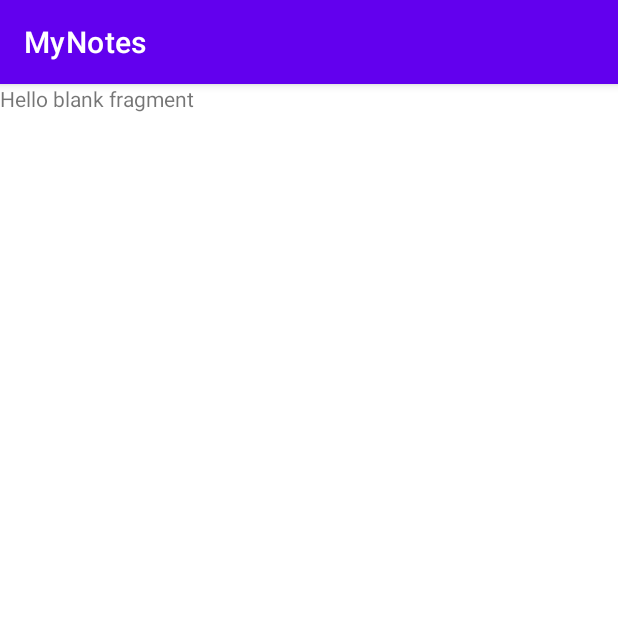
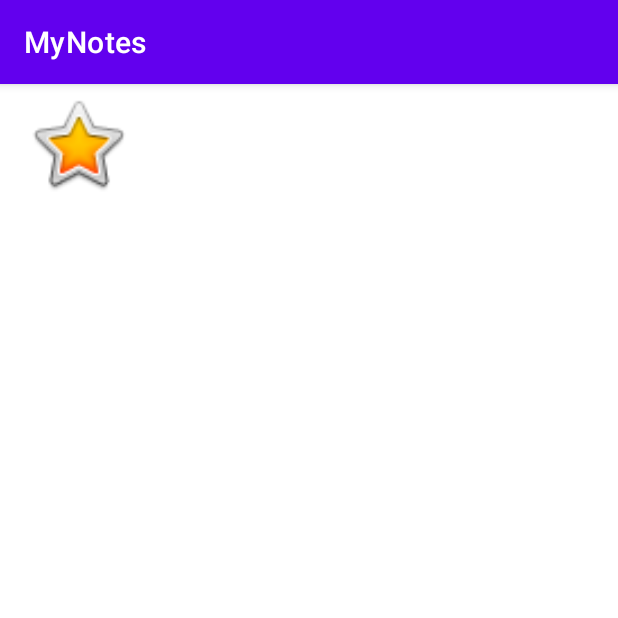
Before and after one commit to AleksTereh/MyNotes, an Android app: the fragment BlankFragment shown on its own in the app's theme, on a phone screen of 412 x 824 dp, the top half of it. Run offline under Robolectric (Android 15) with nearby library versions, the phone set to English and light mode, and no system bars.

```diff
--- a/app/src/main/java/ru/alekstereh/mynotes/BlankFragment.java
+++ b/app/src/main/java/ru/alekstereh/mynotes/BlankFragment.java
@@ -8,35 +8,18 @@ import android.view.LayoutInflater;
 import android.view.View;
 import android.view.ViewGroup;
 
-/**
- * A simple {@link Fragment} subclass.
- * Use the {@link BlankFragment#newInstance} factory method to
- * create an instance of this fragment.
- */
+
 public class BlankFragment extends Fragment {
 
-    // TODO: Rename parameter arguments, choose names that match
-    // the fragment initialization parameters, e.g. ARG_ITEM_NUMBER
     private static final String ARG_PARAM1 = "param1";
     private static final String ARG_PARAM2 = "param2";
 
-    // TODO: Rename and change types of parameters
     private String mParam1;
     private String mParam2;
 
     public BlankFragment() {
-        // Required empty public constructor
     }
 
-    /**
-     * Use this factory method to create a new instance of
-     * this fragment using the provided parameters.
-     *
-     * @param param1 Parameter 1.
-     * @param param2 Parameter 2.
-     * @return A new instance of fragment BlankFragment.
-     */
-    // TODO: Rename and change types and number of parameters
     public static BlankFragment newInstance(String param1, String param2) {
         BlankFragment fragment = new BlankFragment();
         Bundle args = new Bundle();
@@ -58,7 +41,6 @@ public class BlankFragment extends Fragment {
     @Override
     public View onCreateView(LayoutInflater inflater, ViewGroup container,
                              Bundle savedInstanceState) {
-        // Inflate the layout for this fragment
-        return inflater.inflate(R.layout.fragment_blank, container, false);
+        return inflater.inflate(R.layout.fragment_content, container, false);
     }
 }
--- a/app/src/main/res/layout/fragment_blank.xml
+++ /dev/null
@@ -1,14 +0,0 @@
-<?xml version="1.0" encoding="utf-8"?>
-<FrameLayout xmlns:android="http://schemas.android.com/apk/res/android"
-    xmlns:tools="http://schemas.android.com/tools"
-    android:layout_width="match_parent"
-    android:layout_height="match_parent"
-    tools:context=".BlankFragment">
-
-    <!-- TODO: Update blank fragment layout -->
-    <TextView
-        android:layout_width="match_parent"
-        android:layout_height="match_parent"
-        android:text="@string/hello_blank_fragment" />
-
-</FrameLayout>
```
